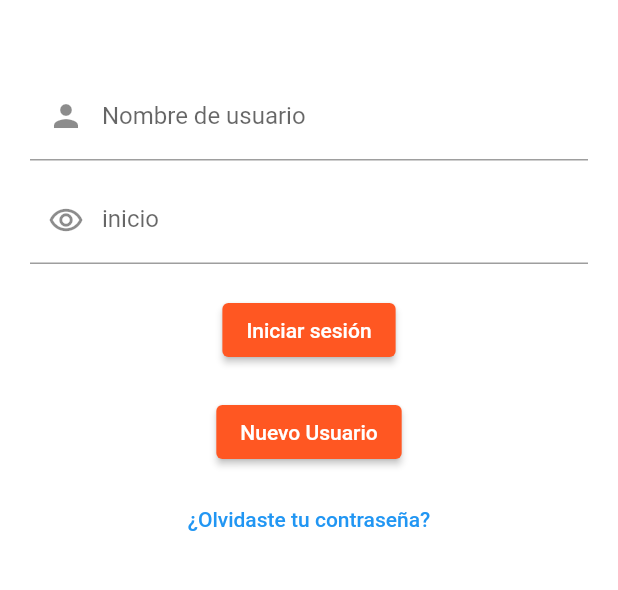
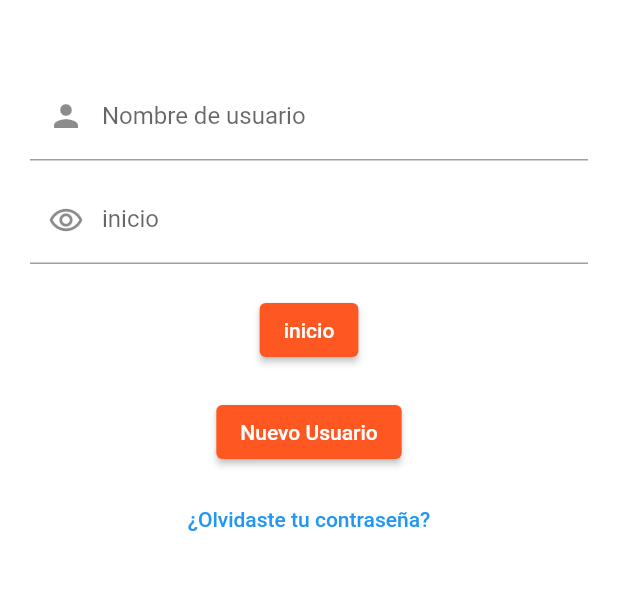
Before and after one commit to CLAUDYMEJIA/final-geoglamour, a Flutter app: the screen it shows after launch, in the side drawer, after a tap on "Cerrar sesión", on a phone screen of 412 x 824 dp, the part 570-1160 px from its top. Run offline on Flutter 3.47's test engine with Material 2 defaults, Android fonts, the phone set to English and light mode, and no system bars; our stand-ins replace google_maps_flutter.

Commit message:
lourdes cambio5

```diff
--- a/lib/login.dart
+++ b/lib/login.dart
@@ -80,7 +80,7 @@ class LoginScreen extends StatelessWidget {
                 backgroundColor: MaterialStateProperty.all<Color>(
                     Colors.deepOrange), // Cambia el color aquí
               ),
-              child: Text('Iniciar sesión',
+              child: Text('inicio',
                   style: TextStyle(
                       color: Colors
                           .white)), // Cambia el color del texto si es necesario
```
